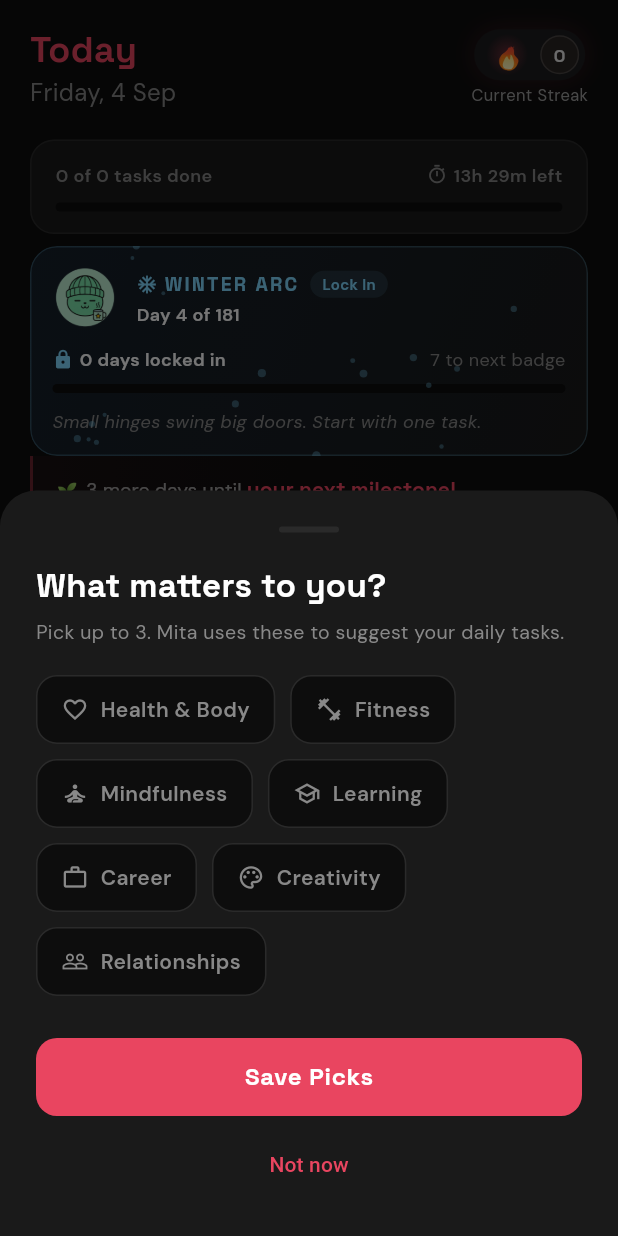
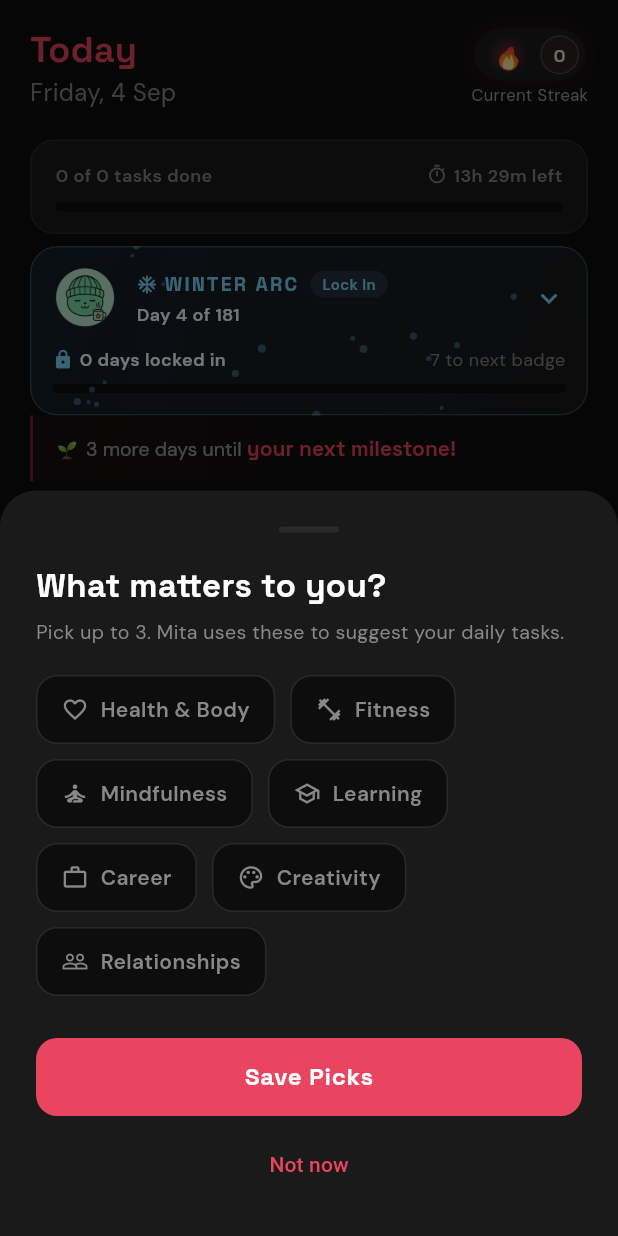
Before and after one commit to Leela-Sai-Vardhan/mita, a Flutter app: the MainNavigation screen opened by its route, on a phone screen of 412 x 824 dp. Run offline on Flutter 3.47's test engine with Material 3 defaults, Android fonts, the phone set to English and light mode, and no system bars; drawn by our look-alikes of flutter_animate; our stand-ins replace audioplayers, file_picker, fl_chart, flutter_local_notifications, flutter_timezone, google_fonts and 7 more; missing offline and left inert: app_settings, home_widget, in_app_update; accounts and stored records are empty; network calls fail.

Commit message:
Feat: rewarded-ad gate for contract adds, compact collapsible arc card, perfect-day celebration, chevron interaction
- addTaskWithRewardedGate: shared flow for routine/suggestion adds - first 3
  tasks free, tasks 4-5 require a watched rewarded ad and consume an
  extension slot (same rule as the Home extra-task button); free when ads
  are remotely disabled
- Winter Arc card compact by default (header + progress bar); tap card
  opens the arc sheet, chevron expands/collapses the contract section
  in place (opaque hit target, rotates)
- Celebration now fires at a perfect day (3 core tasks) even with
  extension tasks still open (was gated on all-5 done)

```diff
--- a/lib/core/theme.dart
+++ b/lib/core/theme.dart
@@ -3,7 +3,7 @@
 import '../services/remote_config_service.dart';
 
 class AppTheme {
-  static const String appVersion = '2.0.0+11';
+  static const String appVersion = '2.0.1+12';
   static const Color background = Color(0xFF0D0D0D);
   static const Color surface = Color(0xFF1A1A1A);
   static const Color accent = Color(0xFFE94560);
--- a/lib/screens/home_screen.dart
+++ b/lib/screens/home_screen.dart
@@ -910,7 +910,7 @@
   Widget _buildAddButton(TaskProvider provider, BuildContext context) {
     List<Widget> children = [];
 
-    if (provider.isFullPerfectDay) {
+    if (provider.isPerfectDay) {
       final milestone = StreakMilestones.getMilestoneForDays(provider.streak);
       final isMilestone = provider.streak >= 3 && StreakMilestones.isMilestoneDay(provider.streak);
       children.add(
--- a/lib/widgets/winter_arc_card.dart
+++ b/lib/widgets/winter_arc_card.dart
@@ -9,6 +9,7 @@
 import '../providers/task_provider.dart';
 import 'arc_contract_sheet.dart';
 import 'mitzy_avatar.dart';
+import 'rewarded_add_flow.dart';
 import 'snowfall_effect.dart';
 
 /// The flagship Winter Arc campaign card for the Home screen.
@@ -27,6 +28,7 @@
 
 class _WinterArcCardState extends State<WinterArcCard> {
   bool _isWinter = false;
+  bool _expanded = false;
   List<ArcRoutine>? _contract;
 
   @override
@@ -45,9 +47,9 @@
 
   Future<void> _addRoutineToToday(String title) async {
     final provider = context.read<TaskProvider>();
-    if (!provider.canAddTask) return;
-    await provider.addTask(title);
-    await _loadContract();
+    // Same gate as the Home screen: tasks 4-5 require the rewarded ad.
+    final added = await addTaskWithRewardedGate(context, provider, title);
+    if (added) await _loadContract();
   }
 
   @override
@@ -70,13 +72,16 @@
     return Padding(
       padding: const EdgeInsets.fromLTRB(20, 4, 20, 0),
       child: GestureDetector(
+        // Tap opens the arc detail sheet; the chevron expands the card.
         onTap: () => _showArcSheet(context, now, provider),
         child: ClipRRect(
           borderRadius: BorderRadius.circular(18),
           child: Stack(
             children: [
               // Card background with frost gradient.
-              Container(
+              AnimatedContainer(
+                duration: const Duration(milliseconds: 250),
+                curve: Curves.easeOutCubic,
                 padding: const EdgeInsets.fromLTRB(14, 12, 14, 14),
                 decoration: BoxDecoration(
                   gradient: LinearGradient(
@@ -95,9 +100,10 @@
                 child: Column(
                   crossAxisAlignment: CrossAxisAlignment.start,
                   children: [
-                    _buildHeader(now),
+                    _buildHeader(now, provider),
                     const SizedBox(height: 10),
                     _buildProgress(now, provider),
+                    if (_expanded) ...[
                       if (_contract != null && _contract!.isNotEmpty) ...[
                         const SizedBox(height: 10),
                         _buildContractRow(provider, contractToday),
@@ -114,6 +120,7 @@
                           fontStyle: FontStyle.italic,
                         ),
                       ),
+                    ],
                   ],
                 ),
               ),
@@ -233,7 +240,7 @@
     if (result != null) await _loadContract();
   }
 
-  Widget _buildHeader(DateTime now) {
+  Widget _buildHeader(DateTime now, TaskProvider provider) {
     final phase = WinterArc.phase(now);
     return Row(
       children: [
@@ -289,6 +296,23 @@
                 ),
               ),
             ],
+          ),
+        ),
+        // Chevron: expands the compact card in place (rotates when open).
+        GestureDetector(
+          onTap: () => setState(() => _expanded = !_expanded),
+          behavior: HitTestBehavior.opaque,
+          child: Padding(
+            padding: const EdgeInsets.only(left: 8),
+            child: AnimatedRotation(
+              turns: _expanded ? 0.5 : 0,
+              duration: const Duration(milliseconds: 250),
+              child: const Icon(
+                Icons.expand_more,
+                size: 22,
+                color: Color(0xFF80D8FF),
+              ),
+            ),
           ),
         ),
       ],
@@ -699,7 +723,11 @@
                         GestureDetector(
                           onTap: () {
                             if (widget.provider.canAddTask) {
-                              widget.provider.addTask(r.title);
+                              addTaskWithRewardedGate(
+                                context,
+                                widget.provider,
+                                r.title,
+                              );
                             }
                           },
                           child: Container(
--- a/pubspec.yaml
+++ b/pubspec.yaml
@@ -1,7 +1,7 @@
 name: mita
 description: "Mita — Focus on what matters. Three tasks, one day."
 publish_to: 'none'
-version: 2.0.0+11
+version: 2.0.1+12
 
 environment:
   sdk: '>=3.2.0 <4.0.0'
--- a/web-config/mita-config.json
+++ b/web-config/mita-config.json
@@ -69,8 +69,8 @@
   ],
 
   "app_update": {
-    "latest_version": "2.0.0",
-    "latest_build": 11,
+    "latest_version": "2.0.1",
+    "latest_build": 12,
     "force_update_from_build": 0,
     "update_title": "Update available",
     "update_message": "A new version of Mita is available. Update to get the latest features and fixes."
```
Also changed, not shown: lib/screens/settings_screen.dart (+19 -2 lines), lib/widgets/rewarded_add_flow.dart (added, +98 -0 lines), 4 other files. Lines whose indentation alone changed are shown as unchanged.
